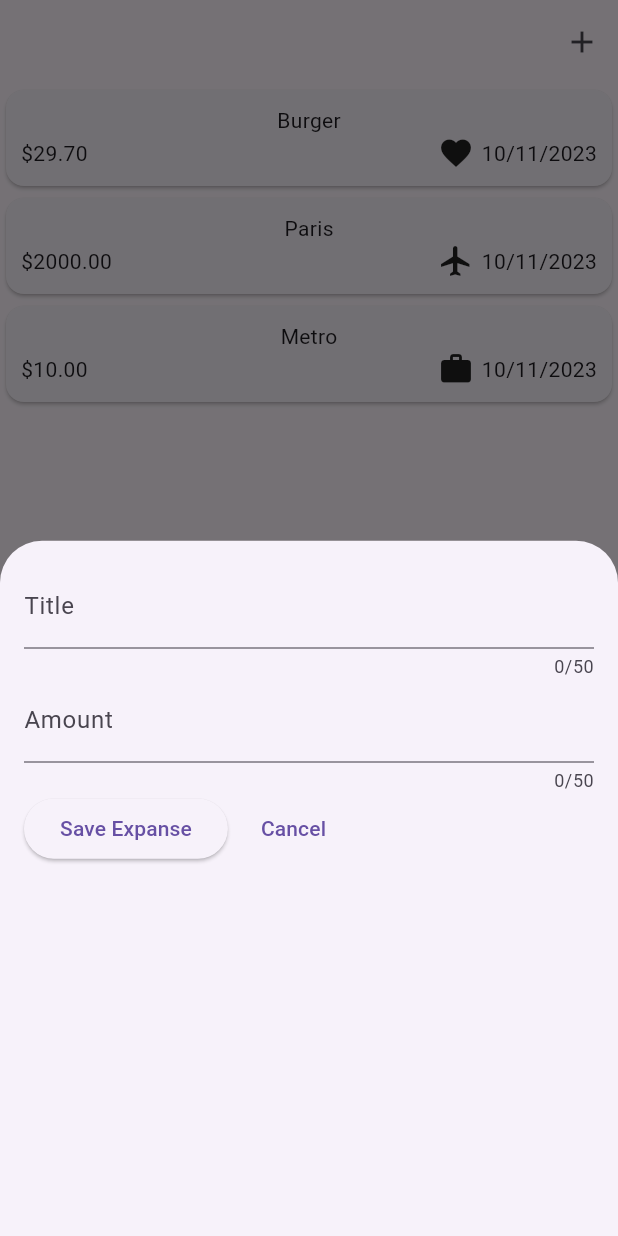
After one commit to ramywael/Expanse, a Flutter app: the screen it shows after launch, after a tap on the "add" icon, on a phone screen of 412 x 824 dp. The commit adds this screen. Run offline on Flutter 3.47's test engine with Material 2 defaults, Android fonts, the phone set to English and light mode, and no system bars.

Commit message:
Create A BottomSheet And adds its TextField

```diff
--- a/lib/expanse_screen.dart
+++ b/lib/expanse_screen.dart
@@ -1,4 +1,5 @@
 import 'package:expanse/widget/expanse_List.dart';
+import 'package:expanse/widget/new_expanse.dart';
 import 'package:flutter/material.dart';
 
 import 'model/expanse.dart';
@@ -32,6 +33,23 @@ class _ExpansesState extends State<Expanses> {
   @override
   Widget build(BuildContext context) {
     return Scaffold(
+      appBar: AppBar(
+        actions: [
+          IconButton(
+            onPressed: () {
+              showModalBottomSheet(
+                context: context,
+                builder: (ctx) {
+                  return const  NewExpanse();
+                },
+              );
+            },
+            icon: const Icon(
+              Icons.add,
+            ),
+          ),
+        ],
+      ),
       body: Column(
         children: [
           Expanded(
--- /dev/null
+++ b/lib/widget/new_expanse.dart
@@ -0,0 +1,70 @@
+import 'dart:developer';
+
+import 'package:flutter/material.dart';
+
+class NewExpanse extends StatefulWidget {
+  const NewExpanse({Key? key}) : super(key: key);
+
+  @override
+  State<NewExpanse> createState() => _NewExpanseState();
+}
+
+class _NewExpanseState extends State<NewExpanse> {
+  final TextEditingController _titleController = TextEditingController();
+  final TextEditingController _amountController = TextEditingController();
+
+  @override
+  void dispose() {
+    super.dispose();
+    _titleController.dispose();
+    _amountController.dispose();
+  }
+
+  @override
+  Widget build(BuildContext context) {
+    return Padding(
+      padding: const EdgeInsets.all(16.0),
+      child: Column(
+        children: [
+          TextField(
+            controller: _titleController,
+            maxLength: 50,
+            decoration: const InputDecoration(
+              label: Text("Title"),
+            ),
+            keyboardType: TextInputType
+                .text, //the max number of characters that the user can enter
+          ),
+          TextField(
+            controller: _amountController,
+            maxLength: 50,
+            decoration: const InputDecoration(
+              label: Text("Amount"),
+            ),
+            keyboardType: TextInputType
+                .number, //the max number of characters that the user can enter
+          ),
+          Row(
+            children: [
+              ElevatedButton(
+                onPressed: () {
+                  log(_titleController.text);
+                },
+                child: const Text("Save Expanse"),
+              ),
+              const SizedBox(
+                width: 10,
+              ),
+              TextButton(
+                onPressed: () {
+                  Navigator.of(context).pop();
+                },
+                child: const Text("Cancel"),
+              ),
+            ],
+          ),
+        ],
+      ),
+    );
+  }
+}
```
Lines whose indentation alone changed are shown as unchanged.
